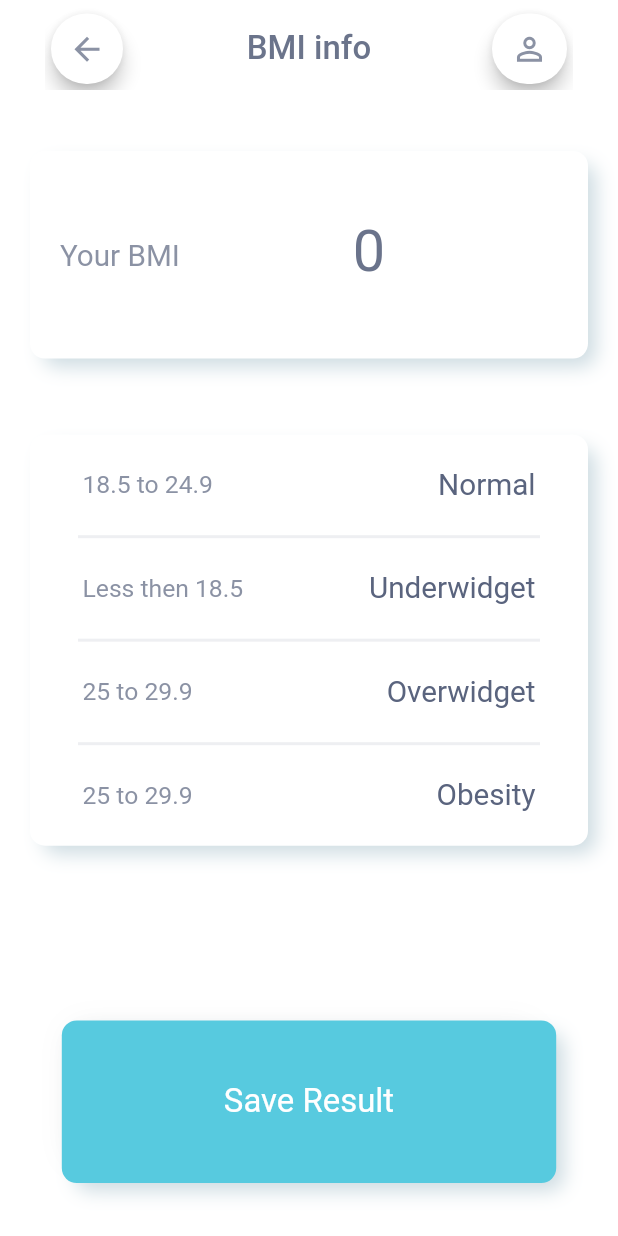
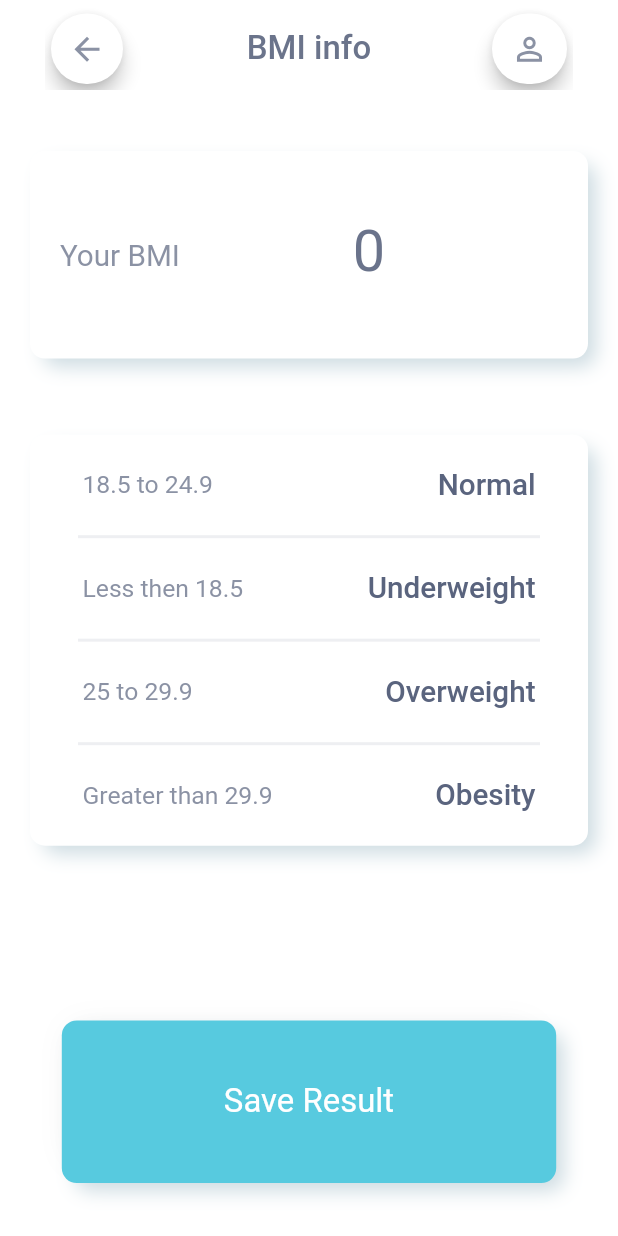
Before and after one commit to Emon526/BMI-Calculator, a Flutter app: the InfoScreen screen opened directly with empty values, on a phone screen of 412 x 824 dp. Run offline on Flutter 3.47's test engine with Material 2 defaults, Android fonts, the phone set to English and light mode, and no system bars; our stand-ins replace font_awesome_flutter, get, sqflite, styled_text, syncfusion_flutter_sliders; accounts and stored records are empty.

```diff
--- a/lib/screens/home/homescreen.dart
+++ b/lib/screens/home/homescreen.dart
@@ -269,7 +269,6 @@ class HomeScreenState extends State<HomeScreen> {
                         builder: (context) => ResultsPage(
                           bmiResult: calc.calculateBMI(),
                           resultText: calc.getResult(),
-                          // interpretation: calc.getInterpretation(),
                         ),
                       ),
                     );
--- a/lib/screens/info/widget/footer.dart
+++ b/lib/screens/info/widget/footer.dart
@@ -8,10 +8,10 @@ class FooterWidget extends StatelessWidget {
     String normalNumber = "18.5 to 24.9";
     String normalText = "Normal";
     String underwidgetNumber = "Less then 18.5";
-    String underwidgetText = "Underwidget";
+    String underwidgetText = "Underweight";
     String overwidgetNumber = "25 to 29.9";
-    String overwigetText = "Overwidget";
-    String obesityNumber = "25 to 29.9";
+    String overwigetText = "Overweight";
+    String obesityNumber = "Greater than 29.9";
     String obesityText = "Obesity";
     return Container(
         margin: EdgeInsets.symmetric(horizontal: 20),
@@ -54,6 +54,7 @@ class FooterWidget extends StatelessWidget {
                   Text(
                     normalText,
                     style: TextStyle(
+                      fontWeight: FontWeight.w500,
                       fontSize: getProportionateScreenWidth(18.0),
                       color: AppColor.unselectedTextColor,
                     ),
@@ -82,6 +83,7 @@ class FooterWidget extends StatelessWidget {
                   Text(
                     underwidgetText,
                     style: TextStyle(
+                      fontWeight: FontWeight.w500,
                       fontSize: getProportionateScreenWidth(18.0),
                       color: AppColor.unselectedTextColor,
                     ),
@@ -111,6 +113,7 @@ class FooterWidget extends StatelessWidget {
                   Text(
                     overwigetText,
                     style: TextStyle(
+                      fontWeight: FontWeight.w500,
                       fontSize: getProportionateScreenWidth(18.0),
                       color: AppColor.unselectedTextColor,
                     ),
@@ -139,6 +142,7 @@ class FooterWidget extends StatelessWidget {
                   Text(
                     obesityText,
                     style: TextStyle(
+                      fontWeight: FontWeight.w500,
                       fontSize: getProportionateScreenWidth(18.0),
                       color: AppColor.unselectedTextColor,
                     ),
--- a/lib/screens/tips/widget/tipsfooter.dart
+++ b/lib/screens/tips/widget/tipsfooter.dart
@@ -50,6 +50,7 @@ class FooterTipsWidget extends StatelessWidget {
                       child: Icon(
                         logo,
                         size: 30,
+                        color: AppColor.unselectedTextColor.withOpacity(0.9),
                       ),
                     ),
                     SizedBox(
```
Also changed, not shown: lib/helpers/utils/calculate_bmi.dart (+17 -14 lines), lib/screens/profile/card.dart (+15 -5 lines), lib/screens/profile/profile.dart (+28 -4 lines).
